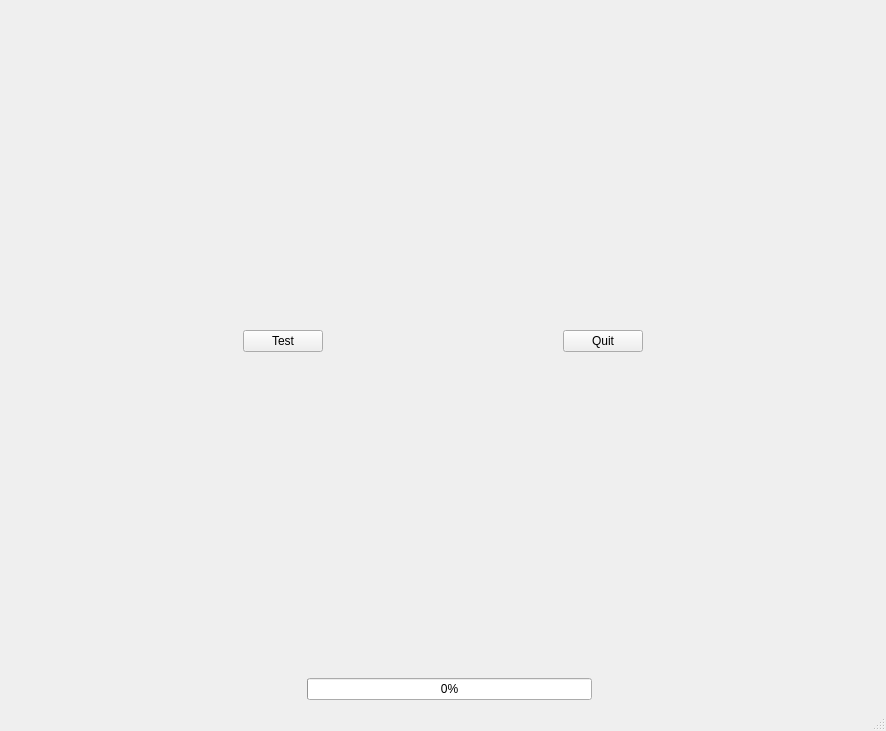
The window that examples/mainwindow.ui (gillesmaire/mychessbaselib) describes before a commit, drawn with Qt 5.
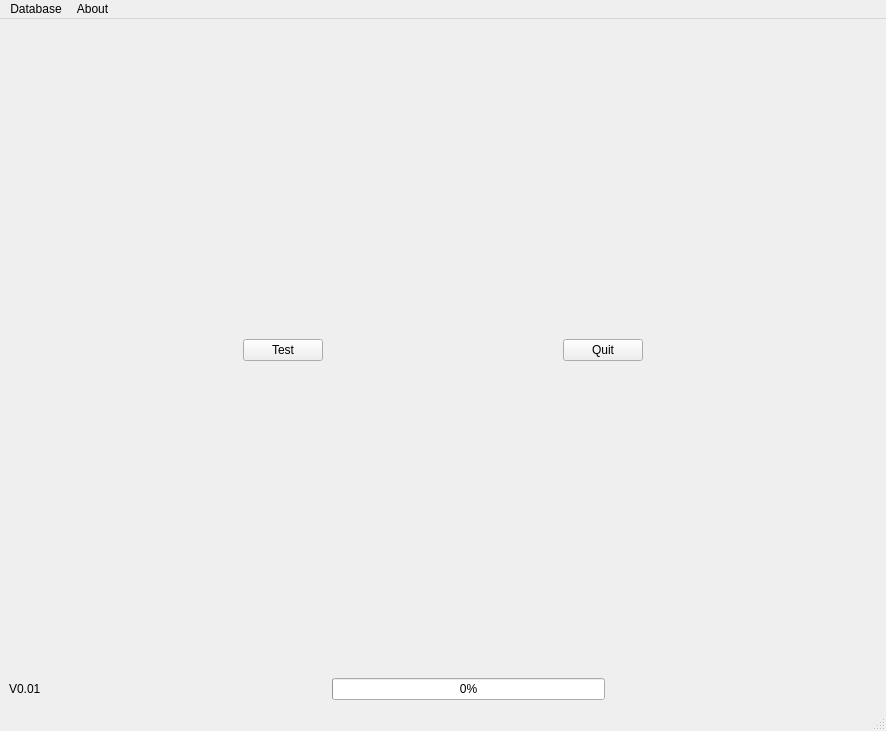
The same window after the commit.

```diff
--- a/examples/mainwindow.ui
+++ b/examples/mainwindow.ui
@@ -102,6 +102,13 @@
       </item>
       <item>
        <layout class="QHBoxLayout" name="horizontalLayout_2">
+        <item>
+         <widget class="QLabel" name="label">
+          <property name="text">
+           <string>V0.01</string>
+          </property>
+         </widget>
+        </item>
         <item>
          <spacer name="horizontalSpacer_4">
           <property name="orientation">
@@ -160,6 +167,20 @@
      <height>22</height>
     </rect>
    </property>
+   <widget class="QMenu" name="menuDatabase">
+    <property name="title">
+     <string>Database</string>
+    </property>
+    <addaction name="actionCreate_a_test_DataBase"/>
+    <addaction name="actionRemove_the_Test_DataBase"/>
+   </widget>
+   <widget class="QMenu" name="menuAbout">
+    <property name="title">
+     <string>About</string>
+    </property>
+   </widget>
+   <addaction name="menuDatabase"/>
+   <addaction name="menuAbout"/>
   </widget>
   <widget class="QStatusBar" name="statusbar"/>
  </widget>
```
Left out of the diff: 10 changed lines with no effect on the pictures.
